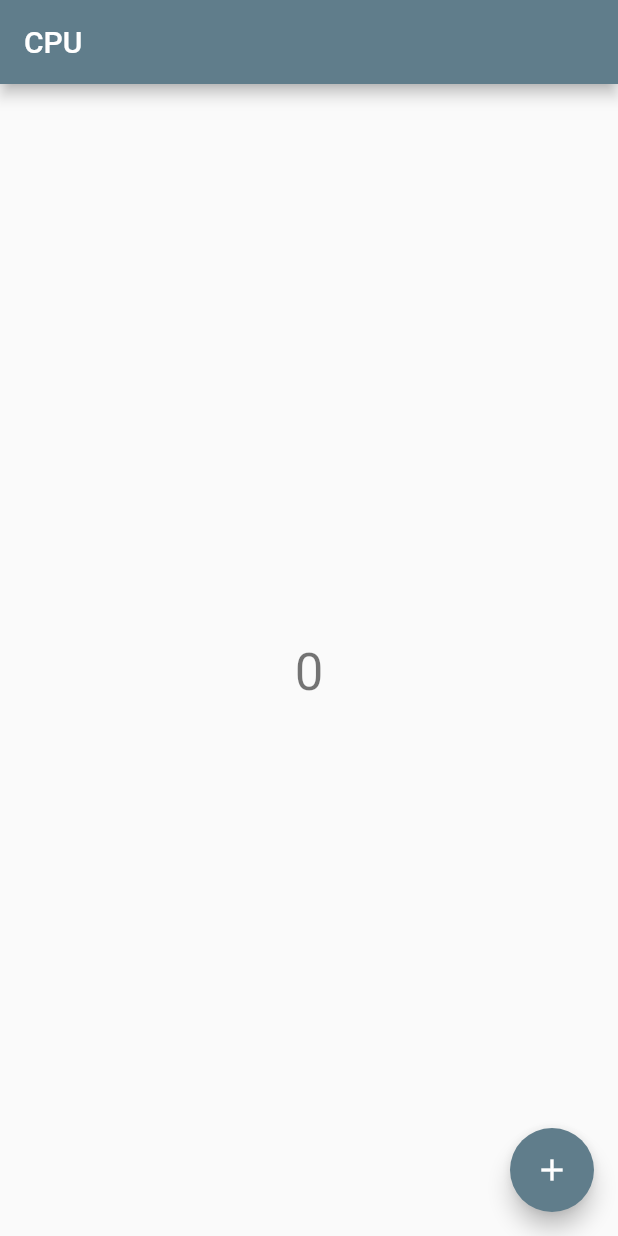
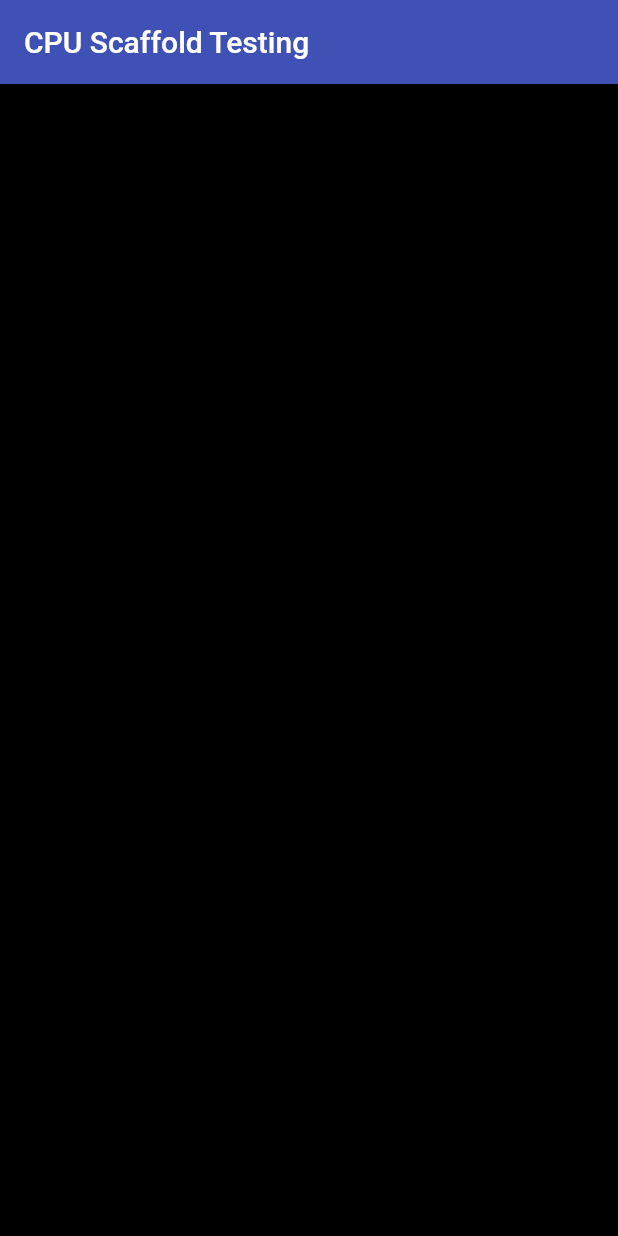
Before and after one commit to trylaarsdam/guitesting, a Flutter app: the screen it shows after launch, on a phone screen of 412 x 824 dp. Run offline on Flutter 3.47's test engine with Material 2 defaults, Android fonts, the phone set to English and light mode, and no system bars.

Commit message:
removed some default stuff

```diff
--- a/flutterdesktop/lib/main.dart
+++ b/flutterdesktop/lib/main.dart
@@ -33,16 +33,6 @@ class MyApp extends StatelessWidget {
 
 class MyHomePage extends StatefulWidget {
   MyHomePage({Key key, this.title}) : super(key: key);
-
-  // This widget is the home page of your application. It is stateful, meaning
-  // that it has a State object (defined below) that contains fields that affect
-  // how it looks.
-
-  // This class is the configuration for the state. It holds the values (in this
-  // case the title) provided by the parent (in this case the App widget) and
-  // used by the build method of the State. Fields in a Widget subclass are
-  // always marked "final".
-
   final String title;
 
   @override
@@ -50,68 +40,22 @@ class MyHomePage extends StatefulWidget {
 }
 
 class _MyHomePageState extends State<MyHomePage> {
-  int _counter = 0;
-
-  void _incrementCounter() {
-    setState(() {
-      // This call to setState tells the Flutter framework that something has
-      // changed in this State, which causes it to rerun the build method below
-      // so that the display can reflect the updated values. If we changed
-      // _counter without calling setState(), then the build method would not be
-      // called again, and so nothing would appear to happen.
-      _counter++;
-    });
-  }
-
   @override
   Widget build(BuildContext context) {
-    // This method is rerun every time setState is called, for instance as done
-    // by the _incrementCounter method above.
-    //
-    // The Flutter framework has been optimized to make rerunning build methods
-    // fast, so that you can just rebuild anything that needs updating rather
-    // than having to individually change instances of widgets.
-    return Scaffold(
-      appBar: AppBar(
-        // Here we take the value from the MyHomePage object that was created by
-        // the App.build method, and use it to set our appbar title.
-        title: Text(widget.title),
-      ),
-      body: Center(
-        // Center is a layout widget. It takes a single child and positions it
-        // in the middle of the parent.
-        child: Column(
-          // Column is also a layout widget. It takes a list of children and
-          // arranges them vertically. By default, it sizes itself to fit its
-          // children horizontally, and tries to be as tall as its parent.
-          //
-          // Invoke "debug painting" (press "p" in the console, choose the
-          // "Toggle Debug Paint" action from the Flutter Inspector in Android
-          // Studio, or the "Toggle Debug Paint" command in Visual Studio Code)
-          // to see the wireframe for each widget.
-          //
-          // Column has various properties to control how it sizes itself and
-          // how it positions its children. Here we use mainAxisAlignment to
-          // center the children vertically; the main axis here is the vertical
-          // axis because Columns are vertical (the cross axis would be
-          // horizontal).
-          mainAxisAlignment: MainAxisAlignment.center,
-          children: <Widget>[
-            Text(
-              '',
-            ),
-            Text(
-              '$_counter',
-              style: Theme.of(context).textTheme.headline4,
-            ),
-          ],
+    return MaterialApp(
+      title: 'CPU',
+      home: Scaffold(
+        appBar: AppBar(
+          title: Text('CPU Scaffold Testing'),
+          backgroundColor: Colors.indigo,
+        ),
+        backgroundColor: Colors.black,
+        body: Center(
+          child: Container(
+
+          )
         ),
       ),
-      floatingActionButton: FloatingActionButton(
-        onPressed: _incrementCounter,
-        tooltip: 'Increment',
-        child: Icon(Icons.add),
-      ), // This trailing comma makes auto-formatting nicer for build methods.
     );
   }
 }
```
